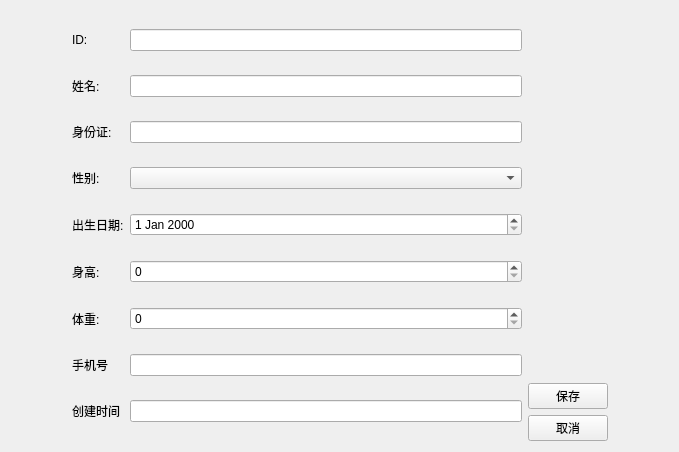
Old version of the form patienteditview.ui in the repository AaWenGe/Medical-system.
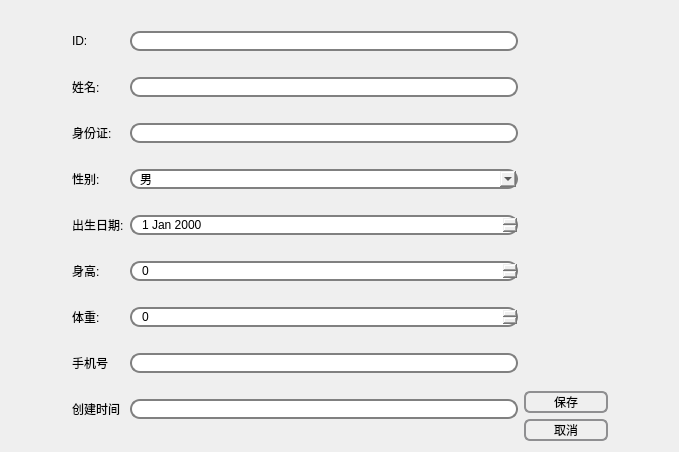
New version of the form.

```diff
--- a/patienteditview.ui
+++ b/patienteditview.ui
@@ -13,6 +13,37 @@
   <property name="windowTitle">
    <string>添加患者</string>
   </property>
+  <property name="styleSheet">
+   <string notr="true"> QPushButton {
+      border: 2px solid #8f8f91;
+      border-radius: 6px;
+      background-color: qlineargradient(x1: 0, y1: 0, x2: 0, y2: 1,
+                                        stop: 0 #f6f7fa, stop: 1 #dadbde);
+      min-width: 80px;
+  }
+
+  QPushButton:pressed {
+      background-color: qlineargradient(x1: 0, y1: 0, x2: 0, y2: 1,
+                                        stop: 0 #babbbe, stop: 1 #f6f7fa);
+  }
+
+  QPushButton:flat {
+      border: none; /* no border for a flat push button */
+  }
+
+  QPushButton:default {
+      border-color: navy; /* make the default button prominent */
+  }
+
+  QLineEdit {
+      border: 2px solid gray;
+      border-radius: 10px;
+      padding: 0 8px;
+     
+      selection-background-color: darkgray;
+  }
+</string>
+  </property>
   <layout class="QHBoxLayout" name="horizontalLayout">
    <item>
     <spacer name="horizontalSpacer">
@@ -36,7 +67,13 @@
       <widget class="QLineEdit" name="dbEditIDCard"/>
      </item>
      <item row="4" column="2">
-      <widget class="QDateEdit" name="dbDateEditDOB"/>
+      <widget class="QDateEdit" name="dbDateEditDOB">
+       <property name="styleSheet">
+        <string notr="true"> border: 2px solid gray;
+      border-radius: 10px;
+      padding: 0 8px;</string>
+       </property>
+      </widget>
      </item>
      <item row="4" column="0">
       <widget class="QLabel" name="label_5">
@@ -90,7 +127,23 @@
       <widget class="QLineEdit" name="dbEditID"/>
      </item>
      <item row="3" column="2">
-      <widget class="QComboBox" name="dbComboSex"/>
+      <widget class="QComboBox" name="dbComboSex">
+       <property name="styleSheet">
+        <string notr="true"> border: 2px solid gray;
+      border-radius: 10px;
+      padding: 0 8px;</string>
+       </property>
+       <item>
+        <property name="text">
+         <string>男</string>
+        </property>
+       </item>
+       <item>
+        <property name="text">
+         <string>女</string>
+        </property>
+       </item>
+      </widget>
      </item>
      <item row="3" column="0">
       <widget class="QLabel" name="label_4">
@@ -100,7 +153,13 @@
       </widget>
      </item>
      <item row="5" column="2">
-      <widget class="QSpinBox" name="dbSpinHeight"/>
+      <widget class="QSpinBox" name="dbSpinHeight">
+       <property name="styleSheet">
+        <string notr="true"> border: 2px solid gray;
+      border-radius: 10px;
+      padding: 0 8px;</string>
+       </property>
+      </widget>
      </item>
      <item row="8" column="0">
       <widget class="QLabel" name="label_9">
@@ -117,7 +176,13 @@
       </widget>
      </item>
      <item row="6" column="2">
-      <widget class="QSpinBox" name="dbSpinWeight"/>
+      <widget class="QSpinBox" name="dbSpinWeight">
+       <property name="styleSheet">
+        <string notr="true"> border: 2px solid gray;
+      border-radius: 10px;
+      padding: 0 8px;</string>
+       </property>
+      </widget>
      </item>
      <item row="8" column="2">
       <widget class="QLineEdit" name="dbCreatedTimeStamp"/>
```
